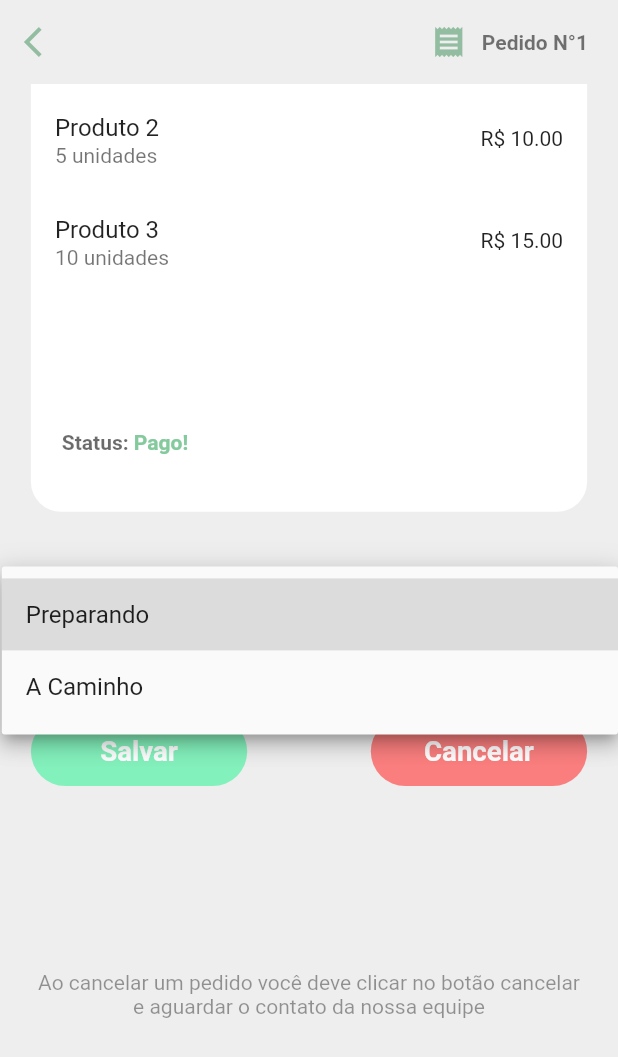
After one commit to Kzrtt/projeto_organicos, a Flutter app: the OpenSellsDetails screen opened by its route, scrolled down 230 dp, after a tap on "Alterar status do pedido", on a phone screen of 412 x 824 dp. The commit adds this screen. Shown: the top 1057 px of the screen. Run offline on Flutter 3.47's test engine with Material 2 defaults, Android fonts, the phone set to English and light mode, and no system bars; our stand-ins replace dio, flutter_svg, mask_text_input_formatter, shared_preferences; missing offline and left inert: side_sheet; accounts and stored records are empty; network calls fail.

```diff
--- a/lib/components/sellBoxClientEdition.dart
+++ b/lib/components/sellBoxClientEdition.dart
@@ -29,9 +29,9 @@ class _SellBoxClientEditionState extends State<SellBoxClientEdition> {
               horizontal: widget.constraints.maxWidth * .05,
               vertical: widget.constraints.maxHeight * .02,
             ),
-            child: const Row(
+            child: Row(
               mainAxisAlignment: MainAxisAlignment.spaceBetween,
-              children: [
+              children: const [
                 Text(
                   "Pedido N°1",
                   style: TextStyle(
@@ -50,9 +50,9 @@ class _SellBoxClientEditionState extends State<SellBoxClientEdition> {
           ),
           Padding(
             padding: EdgeInsets.only(left: widget.constraints.maxWidth * .05),
-            child: const Column(
+            child: Column(
               crossAxisAlignment: CrossAxisAlignment.start,
-              children: [
+              children: const [
                 Text("Cooperativa: nome da Cooperativa"),
                 Text("Endereço: endereço"),
               ],
@@ -95,8 +95,8 @@ class _SellBoxClientEditionState extends State<SellBoxClientEdition> {
               left: widget.constraints.maxWidth * .05,
               bottom: widget.constraints.maxHeight * .05,
             ),
-            child: const Row(
-              children: [
+            child: Row(
+              children: const [
                 Text(
                   "Status: ",
                   style: TextStyle(
--- /dev/null
+++ b/lib/components/smallButton.dart
@@ -0,0 +1,39 @@
+import 'package:flutter/material.dart';
+
+class SmallButton extends StatelessWidget {
+  final BoxConstraints constraints;
+  final String text;
+  final bool color;
+  const SmallButton({
+    required this.constraints,
+    required this.text,
+    required this.color,
+    Key? key,
+  }) : super(key: key);
+
+  @override
+  Widget build(BuildContext context) {
+    return Center(
+      child: Container(
+        height: constraints.maxHeight * .06,
+        width: constraints.maxWidth * .35,
+        decoration: BoxDecoration(
+          color: color
+              ? const Color.fromRGBO(83, 242, 166, 0.69)
+              : const Color.fromRGBO(251, 126, 126, 1),
+          borderRadius: const BorderRadius.all(Radius.circular(30)),
+        ),
+        child: Center(
+          child: Text(
+            text,
+            style: TextStyle(
+              color: const Color.fromRGBO(255, 255, 255, 1),
+              fontWeight: FontWeight.bold,
+              fontSize: constraints.maxHeight * .024,
+            ),
+          ),
+        ),
+      ),
+    );
+  }
+}
--- a/lib/main.dart
+++ b/lib/main.dart
@@ -1,7 +1,9 @@
 import 'package:flutter/material.dart';
 import 'package:projeto_organicos/screens/client/homeTab.dart';
 import 'package:projeto_organicos/screens/client/signUpScreen.dart';
+import 'package:projeto_organicos/screens/producer/openSellsDetails.dart';
 import 'package:projeto_organicos/screens/producer/producerHomeTab.dart';
+import 'package:projeto_organicos/screens/producer/signUpCooperativa.dart';
 import 'package:projeto_organicos/utils/appRoutes.dart';
 import 'package:projeto_organicos/utils/globalVariable.dart';
 import 'package:provider/provider.dart';
@@ -39,6 +41,8 @@ class _MyAppState extends State<MyApp> {
           AppRoutes.SIGNUPSCREEN: (ctx) => const SignUpScreen(),
           //Producer app routes
           ProducerAppRoutes.PRODUCERHOMETAB: (ctx) => const ProducerHomeTab(),
+          ProducerAppRoutes.OPENSELLDETAILS: (ctx) => const OpenSellsDetails(),
+          ProducerAppRoutes.PRODUCERSIGNUP: (ctx) => const SignUpCooperativa(),
         },
       ),
     );
--- a/lib/model/user.dart
+++ b/lib/model/user.dart
@@ -4,6 +4,7 @@ class User {
   final String userEmail;
   final String userCell;
   final String password;
+  final DateTime birthdate;
   final bool isSubscriber;
   final bool isNutritious;
   List<String> diets;
@@ -16,6 +17,7 @@ class User {
     required this.userEmail,
     required this.userCell,
     required this.password,
+    required this.birthdate,
     required this.isSubscriber,
     required this.isNutritious,
     this.adresses = const [],
--- /dev/null
+++ b/lib/screens/producer/openSellsDetails.dart
@@ -0,0 +1,146 @@
+import 'package:flutter/material.dart';
+import 'package:flutter/src/foundation/key.dart';
+import 'package:flutter/src/widgets/framework.dart';
+import 'package:flutter/widgets.dart';
+import 'package:projeto_organicos/components/commonButton.dart';
+import 'package:projeto_organicos/components/nameAndIcon.dart';
+import 'package:projeto_organicos/components/sellBoxClientEdition.dart';
+import 'package:projeto_organicos/components/smallButton.dart';
+
+class OpenSellsDetails extends StatefulWidget {
+  const OpenSellsDetails({
+    Key? key,
+  }) : super(key: key);
+
+  @override
+  State<OpenSellsDetails> createState() => _OpenSellsDetailsState();
+}
+
+class _OpenSellsDetailsState extends State<OpenSellsDetails> {
+  String _selectedItem = "";
+  List<String> items = ["Preparando", "A Caminho"];
+
+  @override
+  Widget build(BuildContext context) {
+    return Scaffold(
+      appBar: AppBar(
+        backgroundColor: const Color.fromRGBO(238, 238, 238, 1),
+        elevation: 0,
+        leading: IconButton(
+          onPressed: () => Navigator.pop(context),
+          icon: const Icon(
+            Icons.arrow_back_ios,
+            color: Color.fromRGBO(108, 168, 129, 0.7),
+          ),
+        ),
+        actions: [
+          Row(
+            children: const [
+              Icon(Icons.receipt, color: Color.fromRGBO(108, 168, 129, 0.7)),
+              SizedBox(width: 10),
+              Text(
+                "Pedido N°1",
+                style: TextStyle(
+                  color: Color.fromRGBO(18, 18, 18, 0.58),
+                  fontWeight: FontWeight.bold,
+                ),
+              ),
+              SizedBox(width: 20),
+            ],
+          )
+        ],
+      ),
+      backgroundColor: const Color.fromRGBO(238, 238, 238, 1),
+      body: LayoutBuilder(
+        builder: (context, constraints) {
+          return SingleChildScrollView(
+            child: SizedBox(
+              height: constraints.maxHeight * 1.3,
+              child: Column(
+                children: [
+                  SizedBox(height: constraints.maxHeight * .03),
+                  const Text(
+                    "Data do Pedido: 04/05/2023",
+                    style: TextStyle(
+                      color: Color.fromRGBO(0, 0, 0, 0.58),
+                      fontWeight: FontWeight.w600,
+                    ),
+                  ),
+                  SizedBox(height: constraints.maxHeight * .02),
+                  SellBoxClientEdition(constraints: constraints),
+                  SizedBox(height: constraints.maxHeight * .05),
+                  SizedBox(
+                    width: constraints.maxWidth * .9,
+                    child: DropdownButtonFormField<String>(
+                      value: _selectedItem.isNotEmpty ? _selectedItem : null,
+                      decoration: InputDecoration(
+                        filled: true,
+                        fillColor: Colors.white,
+                        enabledBorder: OutlineInputBorder(
+                          borderSide: BorderSide(
+                              color: Colors.white,
+                              width: constraints.maxWidth * .03),
+                          borderRadius: const BorderRadius.all(
+                            Radius.circular(12),
+                          ),
+                        ),
+                      ),
+                      hint: const Text("Alterar status do pedido"),
+                      onChanged: (value) {
+                        setState(() {
+                          _selectedItem = value.toString();
+                        });
+                      },
+                      items: items
+                          .map(
+                            (item) => DropdownMenuItem(
+                              value: item,
+                              child: Text(item),
+                            ),
+                          )
+                          .toList(),
+                    ),
+                  ),
+                  SizedBox(height: constraints.maxHeight * .05),
+                  Padding(
+                    padding: EdgeInsets.symmetric(
+                        horizontal: constraints.maxWidth * .05),
+                    child: Row(
+                      mainAxisAlignment: MainAxisAlignment.spaceEvenly,
+                      children: [
+                        SmallButton(
+                          constraints: constraints,
+                          text: "Salvar",
+                          color: true,
+                        ),
+                        SizedBox(width: constraints.maxWidth * .2),
+                        SmallButton(
+                          constraints: constraints,
+                          text: "Cancelar",
+                          color: false,
+                        ),
+                      ],
+                    ),
+                  ),
+                  SizedBox(height: constraints.maxHeight * .16),
+                  Padding(
+                    padding: EdgeInsets.symmetric(
+                      horizontal: constraints.maxWidth * .05,
+                    ),
+                    child: const Text(
+                      "Ao cancelar um pedido você deve clicar no botão cancelar e aguardar o contato da nossa equipe",
+                      style: TextStyle(
+                        color: Color.fromRGBO(0, 0, 0, 0.4),
+                      ),
+                      textAlign: TextAlign.center,
+                    ),
+                  )
+                ],
+              ),
+            ),
+          );
+        },
+      ),
+    );
+  }
+}
--- a/lib/screens/producer/producerHomeTab.dart
+++ b/lib/screens/producer/producerHomeTab.dart
@@ -1,5 +1,6 @@
 import 'package:flutter/material.dart';
 import 'package:projeto_organicos/screens/producer/openSells.dart';
+import 'package:projeto_organicos/screens/producer/openSellsDetails.dart';
 import 'package:projeto_organicos/screens/producer/producerHomeScreen.dart';
 import 'package:projeto_organicos/screens/producer/producerProfileScreen.dart';
 import 'package:projeto_organicos/screens/producer/productListScreen.dart';
@@ -27,6 +28,7 @@ class _ProducerHomeTabState extends State<ProducerHomeTab> {
     const ProductListScreen(),
     const ProducerProfileScreen(),
     const OpenSells(),
+    OpenSellsDetails(),
   ];
 
   Widget get bottomNavigationBar {
--- a/lib/screens/producer/productListScreen.dart
+++ b/lib/screens/producer/productListScreen.dart
@@ -12,7 +12,7 @@ class _ProductListScreenState extends State<ProductListScreen> {
   Widget build(BuildContext context) {
     return LayoutBuilder(
       builder: (context, constraints) {
-        return const Column(
+        return Column(
           children: [
             Center(),
           ],
--- a/lib/utils/appRoutes.dart
+++ b/lib/utils/appRoutes.dart
@@ -6,4 +6,6 @@ class AppRoutes {
 
 class ProducerAppRoutes {
   static const PRODUCERHOMETAB = "/producer-home-screen";
+  static const OPENSELLDETAILS = "/open-sell-details";
+  static const PRODUCERSIGNUP = "/producer-sign-up";
 }
--- a/lib/utils/validators.dart
+++ b/lib/utils/validators.dart
@@ -4,7 +4,7 @@ class Validators {
       return "Por favor, insira seu nome";
     } else if (name!.length < 3) {
       return "Por favor, insira seu nome";
-    } else if (!RegExp(r'^[a-zA-Z]+$').hasMatch(name)) {
+    } else if (!RegExp(r'^[A-Za-z ]+$').hasMatch(name)) {
       return "Somente letras são permitidas neste campo";
     }
     return null;
@@ -31,8 +31,6 @@ class Validators {
   String? phoneValidator(String? phone) {
     if (phone == "") {
       return "Por favor, insira seu telefone";
-    } else if (!RegExp(r'^[0-9]').hasMatch(phone!)) {
-      return "Somente numeros são permitidos neste campo";
     }
     return null;
   }
```
Also changed, not shown: lib/components/sellBoxProducerEdition.dart (+11 -5 lines), lib/providers/userProvider.dart (+8 -1 lines), lib/screens/client/openingScreen.dart (+14 -1 lines), lib/screens/client/profileScreen.dart (+11 -4 lines), lib/screens/client/signUpScreen.dart (+45 -69 lines), lib/screens/producer/finalizedSells.dart (added, +17 -0 lines), lib/screens/producer/signUpCooperativa.dart (added, +136 -0 lines), pubspec.yaml (+4 -4 lines), flutter_01.png (added), pubspec.lock, 3 other files.
